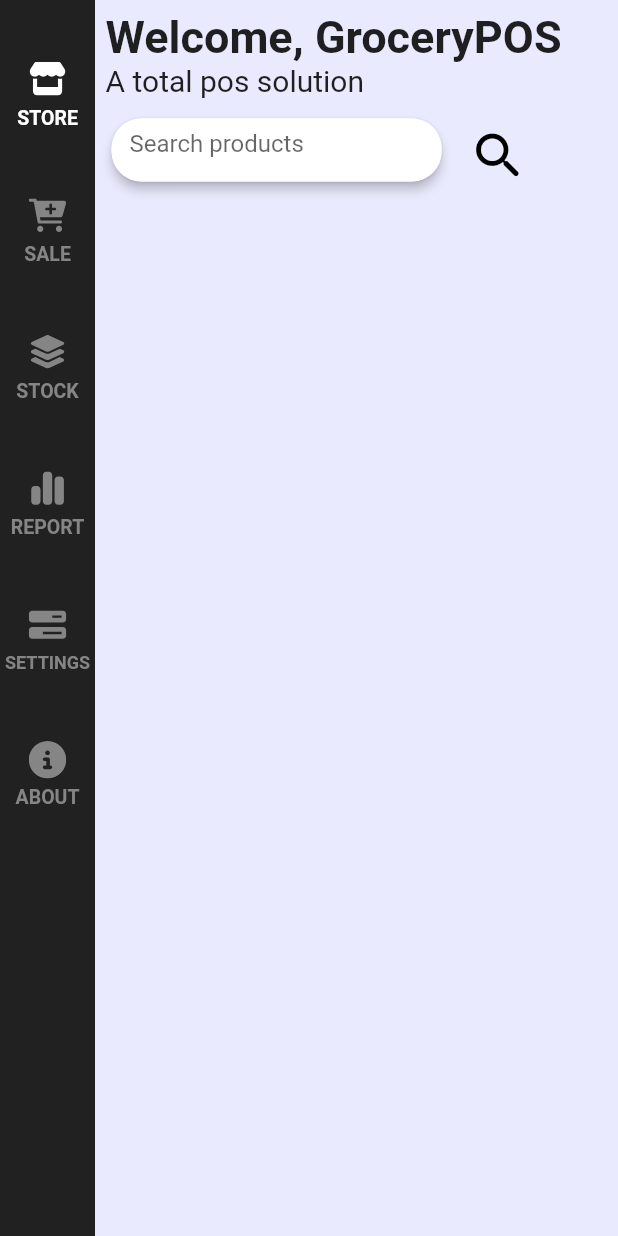
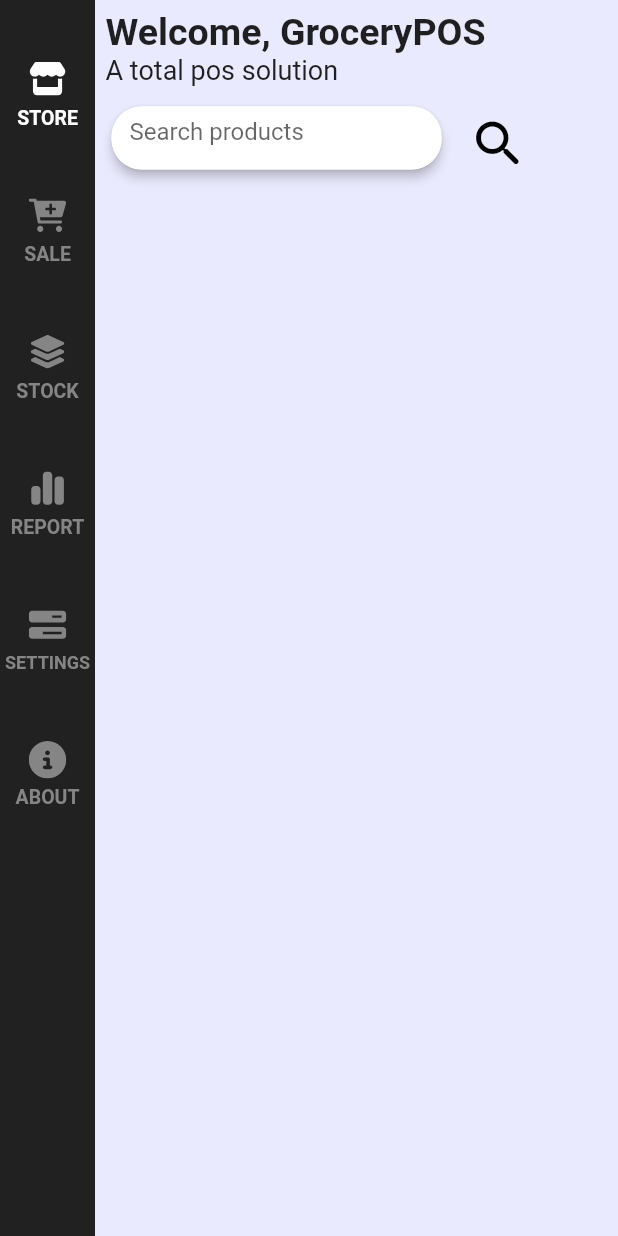
Before and after one commit to emonxcode/Grocery-POS, a Flutter app: the screen it shows after launch, after a tap on the "search" icon, on a phone screen of 412 x 824 dp. Run offline on Flutter 3.47's test engine with Material 2 defaults, Android fonts, the phone set to English and light mode, and no system bars; our stand-ins replace flutter_svg, image_picker, pdf, sqflite; missing offline and left inert: bluetooth_print, flutter_pdfview, sliver_bar_chart; accounts and stored records are empty.

Commit message:
splash screen and search feature done

```diff
--- a/lib/controller/productController.dart
+++ b/lib/controller/productController.dart
@@ -36,6 +36,17 @@ class ProductController with ChangeNotifier {
 
   List<Product> getProducts() {
     return _products;
+  }
+
+  List<Product> searchProduct(String text){
+    var searchedItem = <Product>[];
+    _products.forEach((item){
+      if(item.pName!.toLowerCase().contains(text.toLowerCase())){
+        searchedItem.add(item);
+      }
+    });
+
+   return searchedItem;
   }
 
   List<Product> getTmpProducts() {
--- a/lib/controller/salesController.dart
+++ b/lib/controller/salesController.dart
@@ -31,5 +31,8 @@ class SalesController {
     return totalAmount!;
   }
 
-  getTotalProfitAmountToday() {}
+  getTotalProfitAmountToday() {
+    _sales.forEach((element) {});
+  }
+
 }
--- a/lib/main.dart
+++ b/lib/main.dart
@@ -1,6 +1,7 @@
 import 'package:flutter/material.dart';
 import 'package:grocery_pos/views/desktop/navigations/navigations.dart';
 import 'package:grocery_pos/views/mobile/navigations_mobile/navigation_mobile.dart';
+import 'package:grocery_pos/views/mobile/splash_screen/splash_screen.dart';
 import 'package:provider/provider.dart';
 
 import 'controller/productController.dart';
@@ -12,6 +13,6 @@ void main() {
       create: (context) => ProductController(),
       child: MaterialApp(
         debugShowCheckedModeBanner: false,
-        home: !kIsWeb ? NavigationsMobile() : NavigationsDesktop(),
+        home: !kIsWeb ? SplashScreen() : NavigationsDesktop(),
       )));
 }
--- a/lib/views/mobile/modify_product/modify_product.dart
+++ b/lib/views/mobile/modify_product/modify_product.dart
@@ -128,7 +128,7 @@ class _ModifyProductState extends State<ModifyProduct> {
                     borderRadius: BorderRadius.circular(20),
                   ),
                 ),
-                         ),
+              ),
              ),
               SizedBox(width: 5),
             Expanded(
--- a/lib/views/mobile/sales/sales_screen_mobile.dart
+++ b/lib/views/mobile/sales/sales_screen_mobile.dart
@@ -65,7 +65,7 @@ class _OrdersListViewMobileState extends State<OrdersListViewMobile> {
                   ),
                   Text(
                     "Place products to customer",
-                    style: TextStyle(fontSize: 20),
+                    style: TextStyle(fontSize: 18),
                   ),
                 ],
               ),
@@ -151,8 +151,7 @@ class _OrdersListViewMobileState extends State<OrdersListViewMobile> {
                       onPressed: () async {
                         var saleProductList = '';
                         for (int i = 0; i < _tmpProducts.length; i++) {
-                          saleProductList =
-                              saleProductList + _tmpProducts[i].pName! + ", ";
+                          saleProductList = saleProductList + _tmpProducts[i].pName! + ", ";
                         }
                         Sale newSale = Sale(
                           saleProductList: saleProductList,
--- /dev/null
+++ b/lib/views/mobile/splash_screen/splash_screen.dart
@@ -0,0 +1,47 @@
+import 'dart:async';
+
+import 'package:flutter/material.dart';
+import 'package:grocery_pos/views/mobile/navigations_mobile/navigation_mobile.dart';
+
+class SplashScreen extends StatefulWidget {
+  @override
+  State<SplashScreen> createState() => _SplashScreenState();
+}
+
+class _SplashScreenState extends State<SplashScreen> {
+  void initState() {
+    super.initState();
+    Timer(
+      Duration(seconds: 2),
+      () => Navigator.pushReplacement(
+        context,
+        MaterialPageRoute(
+          builder: (context) => NavigationsMobile(),
+        ),
+      ),
+    );
+  }
+
+  @override
+  Widget build(BuildContext context) {
+    return Scaffold(
+      body: Container(
+        width: double.infinity,
+        color: Color.fromARGB(255, 16, 15, 19),
+        child: Column(
+          mainAxisAlignment: MainAxisAlignment.center,
+          crossAxisAlignment: CrossAxisAlignment.center,
+          children: [
+            Text("GroceryPOS",
+                style: TextStyle(
+                    fontSize: 30,
+                    fontWeight: FontWeight.bold,
+                    color: Colors.white)),
+                    SizedBox(height: 8),
+            Text("A total pos solution", style: TextStyle(color: Colors.white)),
+          ],
+        ),
+      ),
+    );
+  }
+}
--- a/lib/views/mobile/store/store_view_mobile.dart
+++ b/lib/views/mobile/store/store_view_mobile.dart
@@ -40,6 +40,7 @@ class _ProductsGridViewMobileState extends State<ProductsGridViewMobile> {
       Provider.of<ProductController>(context).fetchAndSetProducts().then((_) {
         setState(() {
           _isLoaded = true;
+
         });
       });
     }
@@ -50,7 +51,10 @@ class _ProductsGridViewMobileState extends State<ProductsGridViewMobile> {
 
   @override
   Widget build(BuildContext context) {
-    _products = Provider.of<ProductController>(context).getProducts();
+   if(widget.searchController.text.isEmpty){
+     _products = Provider.of<ProductController>(context).getProducts();
+   }
+   var _controller = Provider.of<ProductController>(context);
     return Expanded(
       flex: 11,
       child: Container(
@@ -61,11 +65,11 @@ class _ProductsGridViewMobileState extends State<ProductsGridViewMobile> {
           children: [
             Text(
               "Welcome, GroceryPOS",
-              style: TextStyle(fontWeight: FontWeight.bold, fontSize: 30),
+              style: TextStyle(fontWeight: FontWeight.bold, fontSize: 25),
             ),
             Text(
               "A total pos solution",
-              style: TextStyle(fontSize: 20),
+              style: TextStyle(fontSize: 18),
             ),
             SizedBox(height: 10.0),
             Container(
@@ -76,7 +80,12 @@ class _ProductsGridViewMobileState extends State<ProductsGridViewMobile> {
                       "Search products", widget.searchController),
                   SizedBox(width: 6),
                   IconButton(
-                      onPressed: () {},
+                      onPressed: () {
+                        print(widget.searchController.text);
+                        setState(() {
+                            _products = _controller.searchProduct(widget.searchController.text);
+                        });
+                      },
                       icon: Icon(
                         Icons.search_rounded,
                         color: Colors.black,
```
Also changed, not shown: lib/views/invoice_view/print_invoice.dart (+50 -11 lines), lib/views/mobile/stock/stock_view_mobile.dart (+28 -45 lines), pubspec.yaml (+8 -0 lines), assets/icons/GPOS.png (added), pubspec.lock, 27 other files.
